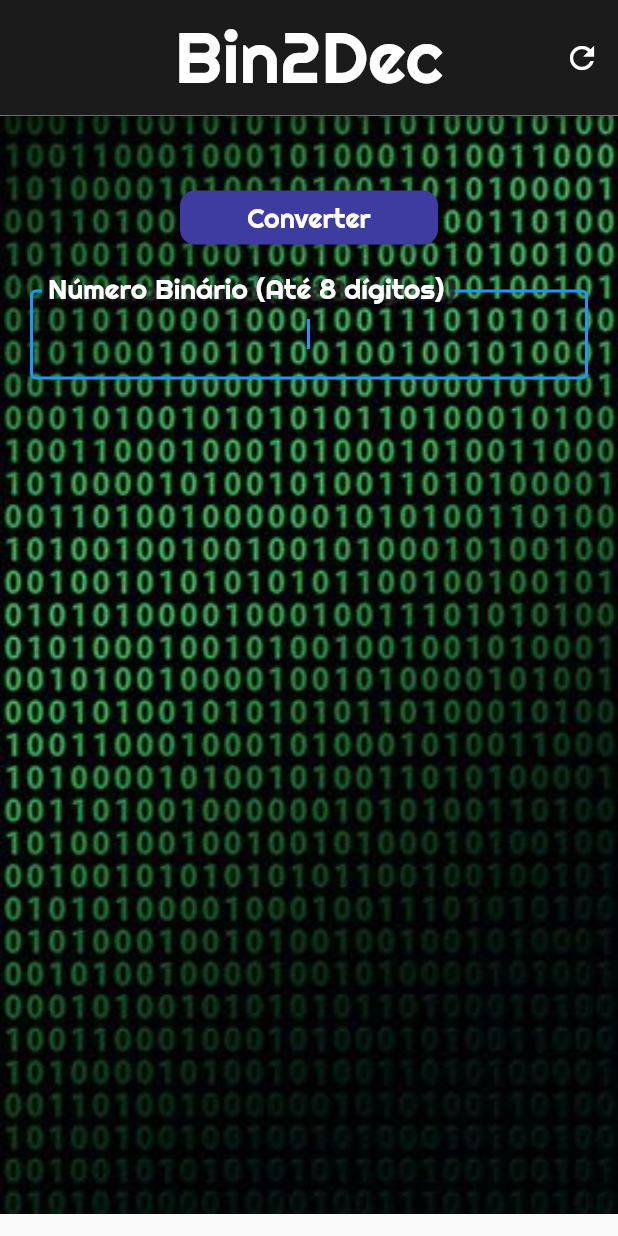
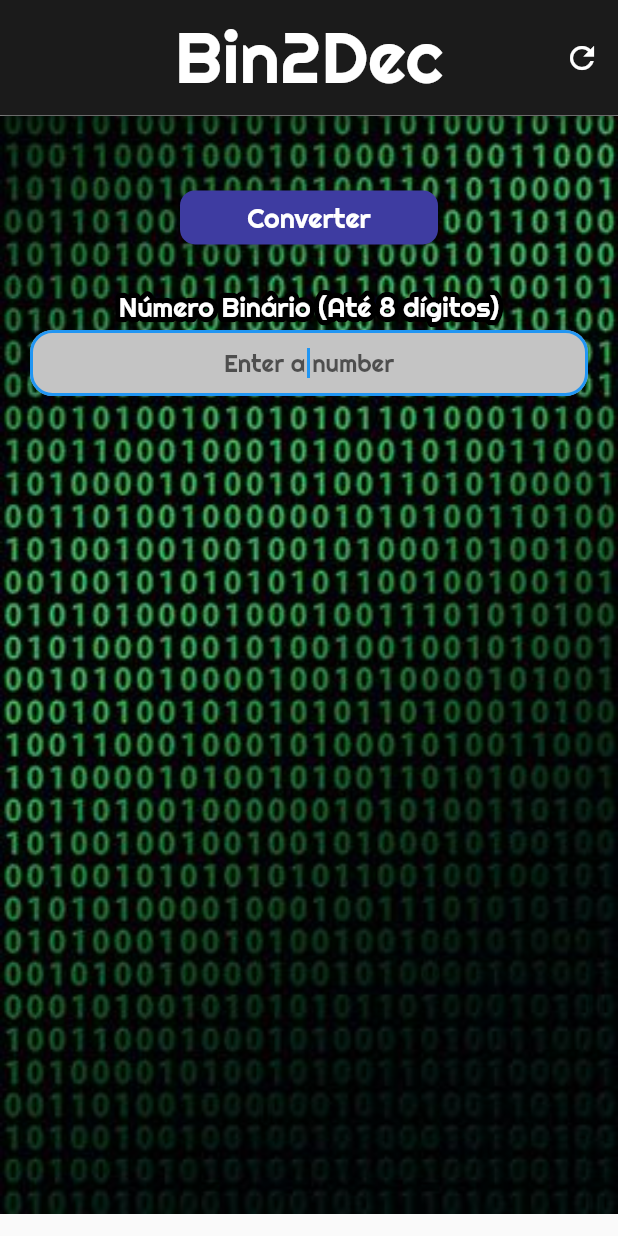
Before and after one commit to EmanuelDms/Bin2Dec, a Flutter app: the screen it shows after launch, on a phone screen of 412 x 824 dp. Run offline on Flutter 3.47's test engine with Material 2 defaults, Android fonts, the phone set to English and light mode, and no system bars; drawn by our look-alikes of bordered_text; our stand-ins replace google_fonts.

Commit message:
fix: label text and import create a Text Widget to Label Text from TextFormField Add BorderedText Widget to Text Widget Import BorderedText library Add some styles

```diff
--- a/lib/Home.dart
+++ b/lib/Home.dart
@@ -1,6 +1,7 @@
+import 'package:flutter/material.dart';
 import 'dart:ui';
 import 'package:google_fonts/google_fonts.dart';
-import 'package:flutter/material.dart';
+import 'package:bordered_text/bordered_text.dart';
 
 Color colorBlack = const Color.fromRGBO(27, 27, 27, 1);
 Color colorRaisedButton = const Color.fromRGBO(62, 60, 161, 1);
@@ -66,28 +67,43 @@ class _HomeState extends State<Home> {
                         ),
                       ),
                     ),
-                    TextFormField(
-                      keyboardType: TextInputType.number,
-                      textAlign: TextAlign.center,
-                      autofocus: true,
-                      decoration: new InputDecoration(
-                        labelText: "Número Binário (Até 8 dígitos)",
-                        labelStyle: GoogleFonts.righteous(
-                          fontSize: 25.0,
+                    BorderedText(
+                      strokeWidth: 6.9,
+                      strokeColor: Colors.black,
+                      child: Text(
+                        "Número Binário (Até 8 dígitos)",
+                        textAlign: TextAlign.center,
+                        style: GoogleFonts.righteous(
+                          fontSize: 18.0,
                           color: Colors.white,
-                          shadows: <Shadow>[
-                            Shadow(
-                              offset: Offset(10.0, 1.0),
-                              blurRadius: 1.0,
-                              color: Color.fromARGB(255, 40, 40, 40),
+                        ),
+                      ),
+                    ),
+                    Theme(
+                      data: new ThemeData(
+                        primaryColor: const Color.fromRGBO(196, 196, 196, 1),
+                      ),
+                      child: Container(
+                        height: 44,
+                        width: 304,
+                        margin: EdgeInsets.fromLTRB(0, 5, 0, 0),
+                        child: TextFormField(
+                          keyboardType: TextInputType.number,
+                          textAlign: TextAlign.center,
+                          autofocus: true,
+                          decoration: new InputDecoration(
+                            contentPadding: EdgeInsets.all(0),
+                            fillColor: const Color.fromRGBO(196, 196, 196, 1),
+                            filled: true,
+                            hintText: 'Enter a number',
+                            border: OutlineInputBorder(
+                              borderRadius: BorderRadius.all(
+                                Radius.circular(15),
+                              ),
                             ),
-                          ],
+                          ),
+                          style: GoogleFonts.righteous(),
                         ),
-                        border: OutlineInputBorder(),
-                        fillColor: colorBlack,
-                      ),
-                      style: GoogleFonts.righteous(
-                        color: Colors.white,
                       ),
                     ),
                   ],
```
